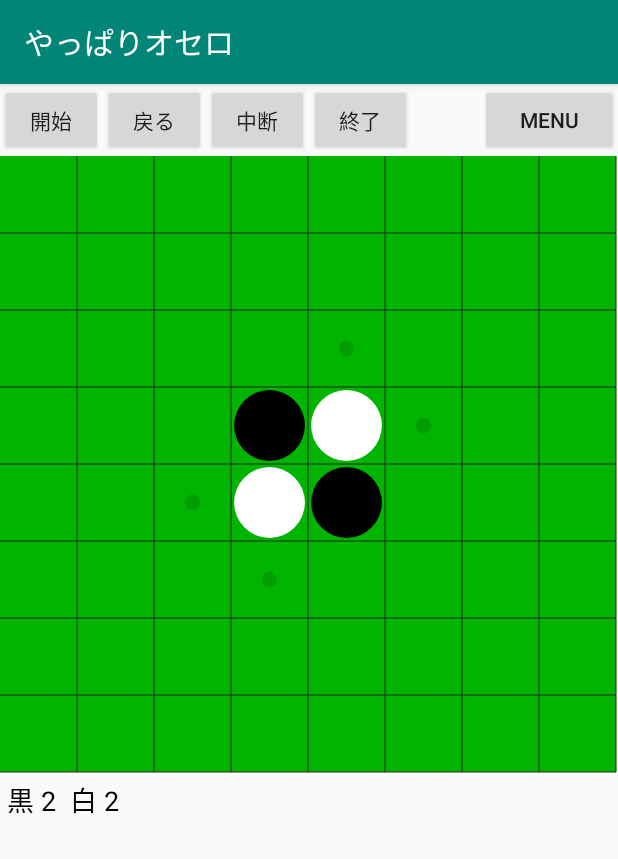
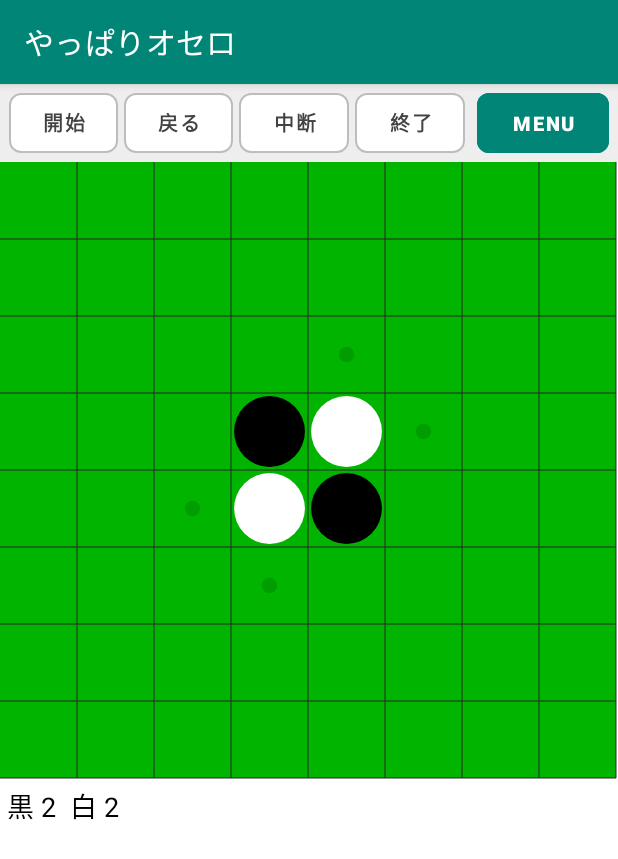
Before and after one commit to shi-takahashi/othello, an Android app: the screen it shows after launch (MainActivity), on a phone screen of 412 x 824 dp. Shown: the top 859 px of the screen. Run offline under Robolectric (Android 15) with nearby library versions, the phone set to English and light mode, and no system bars; our stand-ins replace AdMob.

Commit message:
対局画面のボタンデザイン変更

```diff
--- a/app/src/main/res/layout/activity_main.xml
+++ b/app/src/main/res/layout/activity_main.xml
@@ -11,67 +11,55 @@
     <LinearLayout
         android:layout_width="match_parent"
         android:layout_height="wrap_content"
-        android:orientation="horizontal">
+        android:background="@color/main_button_bar"
+        android:orientation="horizontal"
+        android:padding="6dp">
 
-        <LinearLayout
+        <com.google.android.material.button.MaterialButton
+            android:id="@+id/btnRestart"
+            style="@style/MainButton"
             android:layout_width="0dp"
-            android:layout_height="wrap_content"
-            android:layout_weight="2"
-            android:orientation="horizontal">
-
-            <Button
-                android:id="@+id/btnRestart"
-                android:layout_width="0dp"
-                android:layout_height="wrap_content"
+            android:layout_height="40dp"
+            android:layout_marginEnd="4dp"
             android:layout_weight="1"
             android:text="開始" />
 
-            <Button
+        <com.google.android.material.button.MaterialButton
             android:id="@+id/btnBack"
+            style="@style/MainButton"
             android:layout_width="0dp"
-                android:layout_height="wrap_content"
+            android:layout_height="40dp"
+            android:layout_marginEnd="4dp"
             android:layout_weight="1"
             android:text="戻る" />
 
-            <Button
+        <com.google.android.material.button.MaterialButton
             android:id="@+id/btnInterrupt"
+            style="@style/MainButton"
             android:layout_width="0dp"
-                android:layout_height="wrap_content"
+            android:layout_height="40dp"
+            android:layout_marginEnd="4dp"
             android:layout_weight="1"
             android:text="中断" />
 
-            <Button
+        <com.google.android.material.button.MaterialButton
             android:id="@+id/btnEnd"
+            style="@style/MainButton"
             android:layout_width="0dp"
-                android:layout_height="wrap_content"
+            android:layout_height="40dp"
+            android:layout_marginEnd="8dp"
             android:layout_weight="1"
             android:text="@string/end_button_name"
             tools:text="@string/end_button_name" />
-        </LinearLayout>
 
-        <LinearLayout
+        <com.google.android.material.button.MaterialButton
+            android:id="@+id/btnMenu"
+            style="@style/MainMenuButton"
             android:layout_width="0dp"
-            android:layout_height="wrap_content"
-            android:layout_weight="1"
-            android:orientation="horizontal">
-
-            <Button
-                android:id="@+id/btnNone"
-                android:layout_width="0dp"
-                android:layout_height="wrap_content"
-                android:layout_weight="1"
-                android:text=""
-                android:visibility="invisible"
-                tools:text="" />
-
-            <Button
-                android:id="@+id/btnMenu"
-                android:layout_width="0dp"
-                android:layout_height="wrap_content"
-                android:layout_weight="2"
+            android:layout_height="40dp"
+            android:layout_weight="1.2"
             android:text="MENU"
             tools:text="MENU" />
-        </LinearLayout>
 
     </LinearLayout>
 
--- a/app/src/main/res/values/colors.xml
+++ b/app/src/main/res/values/colors.xml
@@ -16,4 +16,13 @@
     <color name="setting_button_selected">#008577</color>
     <color name="setting_button_unselected">#F5F5F5</color>
     <color name="setting_danger">#D32F2F</color>
+
+    <!-- Main Screen Button Colors (Light Theme) -->
+    <color name="main_button_text">#424242</color>
+    <color name="main_button_stroke">#BDBDBD</color>
+    <color name="main_button_background">#FFFFFF</color>
+    <color name="main_menu_text">#FFFFFF</color>
+    <color name="main_menu_stroke">#008577</color>
+    <color name="main_menu_background">#008577</color>
+    <color name="main_button_bar">#EEEEEE</color>
 </resources>
--- a/app/src/main/res/values/styles.xml
+++ b/app/src/main/res/values/styles.xml
@@ -1,7 +1,7 @@
 <resources>
 
     <!-- Base application theme. -->
-    <style name="AppTheme" parent="Theme.AppCompat.Light.DarkActionBar">
+    <style name="AppTheme" parent="Theme.MaterialComponents.Light.DarkActionBar">
         <!-- Customize your theme here. -->
         <item name="colorPrimary">@color/colorPrimary</item>
         <item name="colorPrimaryDark">@color/colorPrimaryDark</item>
@@ -49,4 +49,32 @@
         <item name="cornerRadius">8dp</item>
     </style>
 
+    <!-- Main Screen Button Style -->
+    <style name="MainButton" parent="Widget.MaterialComponents.Button.OutlinedButton">
+        <item name="android:textColor">@color/main_button_text</item>
+        <item name="strokeColor">@color/main_button_stroke</item>
+        <item name="strokeWidth">1.5dp</item>
+        <item name="backgroundTint">@color/main_button_background</item>
+        <item name="cornerRadius">8dp</item>
+        <item name="android:textSize">13sp</item>
+        <item name="android:textStyle">bold</item>
+        <item name="android:minHeight">40dp</item>
+        <item name="android:insetTop">0dp</item>
+        <item name="android:insetBottom">0dp</item>
+    </style>
+
+    <!-- Main Screen Menu Button Style -->
+    <style name="MainMenuButton" parent="Widget.MaterialComponents.Button.OutlinedButton">
+        <item name="android:textColor">@color/main_menu_text</item>
+        <item name="strokeColor">@color/main_menu_stroke</item>
+        <item name="strokeWidth">1.5dp</item>
+        <item name="backgroundTint">@color/main_menu_background</item>
+        <item name="cornerRadius">8dp</item>
+        <item name="android:textSize">13sp</item>
+        <item name="android:textStyle">bold</item>
+        <item name="android:minHeight">40dp</item>
+        <item name="android:insetTop">0dp</item>
+        <item name="android:insetBottom">0dp</item>
+    </style>
+
 </resources>
```
Lines whose indentation alone changed are shown as unchanged.
